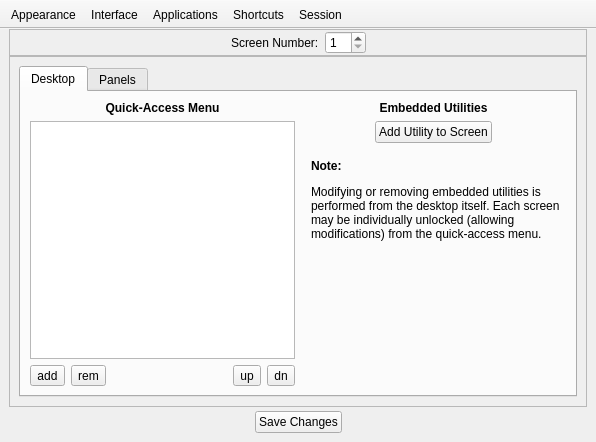
First picture: the form in lumina-config/mainUI.ui, repository lumina-desktop/lumina, before the edit.
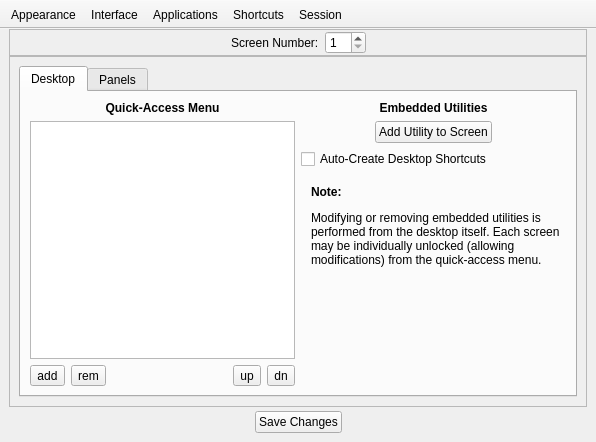
Second picture: the form after the edit. The open tabs and pages were chosen to show the change.

Commit message: Add a checkbox for allowing the auto-creation of desktop icons on each individual screen.

Patch:
```diff
--- a/lumina-config/mainUI.ui
+++ b/lumina-config/mainUI.ui
@@ -507,6 +507,13 @@
                 </item>
                </layout>
               </item>
+              <item>
+               <widget class="QCheckBox" name="check_desktop_autolaunchers">
+                <property name="text">
+                 <string>Auto-Create Desktop Shortcuts</string>
+                </property>
+               </widget>
+              </item>
               <item>
                <widget class="QLabel" name="label_23">
                 <property name="sizePolicy">
```
Left out of the diff: 8 changed lines with no effect on the pictures. The commit also changes 1 other file.
